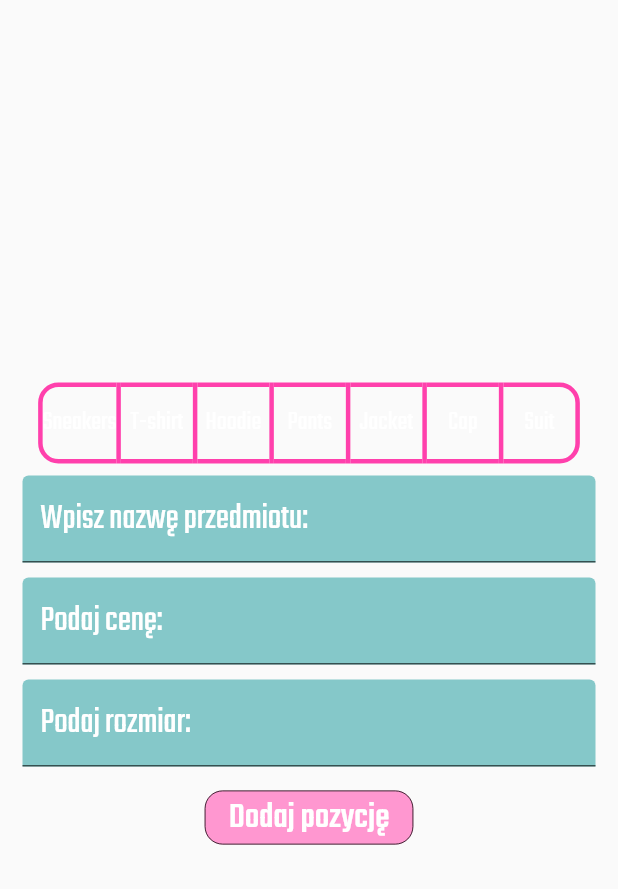
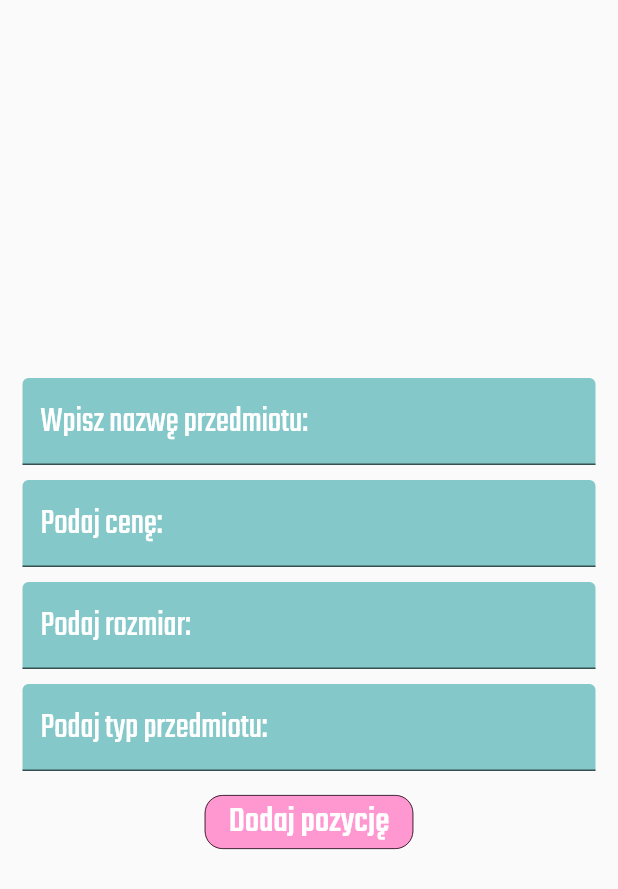
Before and after one commit to kubaolszewski/sneaky_shopper, a Flutter app: the AddProductPageContent widget shown alone on an empty page, opened directly, on a phone screen of 412 x 824 dp. Shown: the top 889 px of the screen. Run offline on Flutter 3.47's test engine with Material 2 defaults, Android fonts, the phone set to English and light mode, and no system bars; our stand-ins replace bloc, cloud_firestore, dio, firebase_auth, firebase_core, flutter_bloc and 2 more; accounts and stored records are empty; network calls fail.

Commit message:
Implement switch state management & add itemType property

```diff
--- a/lib/app/features/home/add_product_page/add_product_page_content.dart
+++ b/lib/app/features/home/add_product_page/add_product_page_content.dart
@@ -6,7 +6,7 @@ import 'package:sneaky_shopper/data/remote_data_sources/items_remote_dio_data_so
 import 'package:sneaky_shopper/data/remote_data_sources/items_remote_firestore_data_source.dart';
 import 'package:sneaky_shopper/repositories/items_repository.dart';
 
-class AddProductPageContent extends StatefulWidget {
+class AddProductPageContent extends StatelessWidget {
   const AddProductPageContent({
     Key? key,
     required this.onSave,
@@ -15,18 +15,11 @@ class AddProductPageContent extends StatefulWidget {
   final Function onSave;
 
   @override
-  State<AddProductPageContent> createState() => _AddProductPageContentState();
-}
-
-class _AddProductPageContentState extends State<AddProductPageContent> {
-  final List<bool> selections = List.generate(7, (_) => false);
-
-  @override
   Widget build(BuildContext context) {
     return BlocProvider(
-      create: (context) =>
-          AddProductPageCubit(ItemsRepository(ItemsRemoteFirestoreDataSource(),ItemsRemoteDioDataSource()))
-            ..start(),
+      create: (context) => AddProductPageCubit(ItemsRepository(
+          ItemsRemoteFirestoreDataSource(), ItemsRemoteDioDataSource()))
+        ..start(),
       child: BlocBuilder<AddProductPageCubit, AddProductPageState>(
         builder: (context, state) {
           return Center(
@@ -35,47 +28,6 @@ class _AddProductPageContentState extends State<AddProductPageContent> {
               child: Column(
                 mainAxisAlignment: MainAxisAlignment.center,
                 children: [
-                  Padding(
-                    padding: const EdgeInsets.only(bottom: 8.0),
-                    child: ToggleButtons(
-                      fillColor: const Color(0xffff40ac),
-                      highlightColor: const Color(0xffff97d0),
-                      disabledColor: const Color(0xffff97d0),
-                      borderWidth: 3,
-                      borderColor: const Color(0xffff40ac),
-                      selectedBorderColor: const Color(0xffff40ac),
-                      borderRadius: BorderRadius.circular(12),
-                      isSelected: selections,
-                      onPressed: (int index) {
-                        setState(() {
-                          selections[index] = !selections[index];
-                        });
-                      },
-                      children: [
-                        Text('Sneakers',
-                            style: GoogleFonts.teko(
-                                color: Colors.white, fontSize: 18)),
-                        Text('T-shirt',
-                            style: GoogleFonts.teko(
-                                color: Colors.white, fontSize: 18)),
-                        Text('Hoodie',
-                            style: GoogleFonts.teko(
-                                color: Colors.white, fontSize: 18)),
-                        Text('Pants',
-                            style: GoogleFonts.teko(
-                                color: Colors.white, fontSize: 18)),
-                        Text('Jacket',
-                            style: GoogleFonts.teko(
-                                color: Colors.white, fontSize: 18)),
-                        Text('Cap',
-                            style: GoogleFonts.teko(
-                                color: Colors.white, fontSize: 18)),
-                        Text('Suit',
-                            style: GoogleFonts.teko(
-                                color: Colors.white, fontSize: 18)),
-                      ],
-                    ),
-                  ),
                   TextField(
                     decoration: InputDecoration(
                       filled: true,
@@ -84,11 +36,11 @@ class _AddProductPageContentState extends State<AddProductPageContent> {
                       hintStyle:
                           GoogleFonts.teko(color: Colors.white, fontSize: 24),
                     ),
-                    // setting name of shoes
-                    onChanged: (newNameValue) {
+                    // setting name of an item
+                    onChanged: (nameValue) {
                       context
                           .read<AddProductPageCubit>()
-                          .changeNameValue(newNameValue);
+                          .changeNameValue(nameValue);
                     },
                   ),
                   const SizedBox(height: 10),
@@ -100,11 +52,11 @@ class _AddProductPageContentState extends State<AddProductPageContent> {
                       hintStyle:
                           GoogleFonts.teko(color: Colors.white, fontSize: 24),
                     ),
-                    // setting price of shoes
-                    onChanged: (newPriceValue) {
+                    // setting price of an item
+                    onChanged: (priceValue) {
                       context
                           .read<AddProductPageCubit>()
-                          .changePriceValue(newPriceValue);
+                          .changePriceValue(priceValue);
                     },
                   ),
                   const SizedBox(height: 10),
@@ -116,11 +68,27 @@ class _AddProductPageContentState extends State<AddProductPageContent> {
                       hintStyle:
                           GoogleFonts.teko(color: Colors.white, fontSize: 24),
                     ),
-                    // setting size of shoes
-                    onChanged: (newSizeValue) {
+                    // setting size of an item
+                    onChanged: (sizeValue) {
                       context
                           .read<AddProductPageCubit>()
-                          .changeSizeValue(newSizeValue);
+                          .changeSizeValue(sizeValue);
+                    },
+                  ),
+                  const SizedBox(height: 10),
+                  TextField(
+                    decoration: InputDecoration(
+                      filled: true,
+                      fillColor: const Color(0xff85c8c9),
+                      hintText: 'Podaj typ przedmiotu: ',
+                      hintStyle:
+                          GoogleFonts.teko(color: Colors.white, fontSize: 24),
+                    ),
+                    // setting type of an item
+                    onChanged: (typeValue) {
+                      context
+                          .read<AddProductPageCubit>()
+                          .setTypeValue(typeValue);
                     },
                   ),
                   const SizedBox(height: 10),
@@ -138,17 +106,21 @@ class _AddProductPageContentState extends State<AddProductPageContent> {
                     ),
                     onPressed: state.nameValue.isEmpty ||
                             state.priceValue.isEmpty ||
-                            state.sizeValue.isEmpty
-                        //selections.isEmpty
+                            state.sizeValue.isEmpty ||
+                            state.typeValue.isEmpty
                         ? null
                         :
                         // adding an item to the list
                         () {
-                            context.read<AddProductPageCubit>().addProduct(
-                                state.nameValue,
-                                state.priceValue,
-                                state.sizeValue, selections.toString());
-                            widget.onSave();
+                            context
+                                .read<AddProductPageCubit>()
+                                .addProductToList(
+                                  state.nameValue,
+                                  state.priceValue,
+                                  state.sizeValue,
+                                  state.typeValue,
+                                );
+                            onSave();
                           },
                     child: Text(
                       'Dodaj pozycję',
--- a/lib/app/features/home/add_product_page/cubit/add_product_page_cubit.dart
+++ b/lib/app/features/home/add_product_page/cubit/add_product_page_cubit.dart
@@ -16,6 +16,7 @@ class AddProductPageCubit extends Cubit<AddProductPageState> {
       nameValue: newNameValue,
       priceValue: state.priceValue,
       sizeValue: state.sizeValue,
+      typeValue: state.typeValue,
     ));
   }
 
@@ -24,6 +25,7 @@ class AddProductPageCubit extends Cubit<AddProductPageState> {
       nameValue: state.nameValue,
       priceValue: newPriceValue,
       sizeValue: state.sizeValue,
+      typeValue: state.typeValue,
     ));
   }
 
@@ -32,10 +34,20 @@ class AddProductPageCubit extends Cubit<AddProductPageState> {
       nameValue: state.nameValue,
       priceValue: state.priceValue,
       sizeValue: newSizeValue,
+      typeValue: state.typeValue,
     ));
   }
 
-  Future<void> addProduct(
+  Future<void> setTypeValue(String newTypeValue) async {
+    emit(AddProductPageState(
+      nameValue: state.nameValue,
+      priceValue: state.priceValue,
+      sizeValue: state.sizeValue,
+      typeValue: newTypeValue,
+    ));
+  }
+
+  Future<void> addProductToList(
     String name,
     String price,
     String size,
@@ -43,7 +55,7 @@ class AddProductPageCubit extends Cubit<AddProductPageState> {
   ) async {
     emit(const AddProductPageState(status: Status.loading));
     try {
-      await _itemsRepository.addProduct(
+      await _itemsRepository.addProductToList(
         name,
         price,
         size,
@@ -60,14 +72,10 @@ class AddProductPageCubit extends Cubit<AddProductPageState> {
   }
 
   Future<void> start() async {
-    // emit(const AddProductPageState(status: Status.loading));
+    emit(const AddProductPageState(status: Status.loading));
     try {
       emit(const AddProductPageState(
         status: Status.success,
-        errorMessage: '',
-        nameValue: '',
-        priceValue: '',
-        sizeValue: '',
       ));
     } catch (error) {
       emit(AddProductPageState(
--- a/lib/app/features/home/add_product_page/cubit/add_product_page_state.dart
+++ b/lib/app/features/home/add_product_page/cubit/add_product_page_state.dart
@@ -7,6 +7,7 @@ class AddProductPageState {
     this.nameValue = '',
     this.priceValue = '',
     this.sizeValue = '',
+    this.typeValue = '',
   });
 
   final Status status;
@@ -14,4 +15,5 @@ class AddProductPageState {
   final String nameValue;
   final String priceValue;
   final String sizeValue;
+  final String typeValue;
 }
--- a/lib/app/features/item_details/cubit/item_details_state.dart
+++ b/lib/app/features/item_details/cubit/item_details_state.dart
@@ -4,8 +4,10 @@ class ItemDetailsState {
   ItemDetailsState({
     this.itemDetailsModel,
     this.status = Status.initial,
+    this.errorMessage = '',
   });
 
-  final ItemDetailsModel? itemDetailsModel;
+  final ItemModel? itemDetailsModel;
   final Status status;
+  final String? errorMessage;
 }
--- a/lib/app/features/login/login_page.dart
+++ b/lib/app/features/login/login_page.dart
@@ -158,6 +158,7 @@ class LoginPage extends StatelessWidget {
                           context.read<RootCubit>().register(
                                 email: emailController.text,
                                 password: passwordController.text,
+                                confirmPassword: confirmPasswordController.text,
                               );
                         } else {
                           // logowanie
--- a/lib/app/welcome_page.dart
+++ b/lib/app/welcome_page.dart
@@ -41,7 +41,7 @@ class WelcomePage extends StatelessWidget {
                 ),
                 child: Text(
                   "Zaczynamy",
-                  style: GoogleFonts.teko(color: Colors.black, fontSize: 32),
+                  style: GoogleFonts.teko(color: Colors.white, fontSize: 32),
                 ),
                 onPressed: () {
                   Navigator.of(context).push(
--- a/lib/main.dart
+++ b/lib/main.dart
@@ -19,7 +19,7 @@ class MyApp extends StatelessWidget {
     return MaterialApp(
       title: 'Flutter Demo',
       theme: ThemeData(
-        primarySwatch: Colors.pink,
+        primarySwatch: Colors.grey,
       ),
       home: const WelcomePage(),
     );
--- a/lib/models/item_details_model.dart
+++ b/lib/models/item_details_model.dart
@@ -1,24 +1,14 @@
-class ItemDetailsModel {
-  ItemDetailsModel({
-    required this.name,
-    required this.price,
-    required this.size,
-    this.image = '',
-    this.itemType = '',
-    this.description = '',
-  });
-  final String name;
-  final String price;
-  final String size;
-  final String image;
-  final String itemType;
-  final String description;
+// class ItemDetailsModel {
+//   ItemDetailsModel({
+//     required this.name,
+//     required this.price,
+//     required this.size,
+//     required this.itemType,
+//   });
 
-  ItemDetailsModel.fromJson(Map<String, dynamic> json)
-      : name = '',
-        price = '',
-        size = '',
-        image = json['details']['image'],
-        itemType = json['details']['item_type_connector'],
-        description = json['details']['description'];
-}
+//   final String name;
+//   final String price;
+//   final String size;
+//   final String itemType;
+
+// }
--- a/lib/models/item_model.dart
+++ b/lib/models/item_model.dart
@@ -2,11 +2,16 @@ class ItemModel {
   ItemModel({
     required this.id,
     required this.name,
-    required this.image,
+    // required this.image,
     required this.itemType,
+    required this.price,
+    required this.size,
   });
+
   final String id;
   final String name;
-  final String image;
+  // final String image;
   final String itemType;
+  final String price;
+  final String size;
 }
```
Also changed, not shown: lib/app/cubit/root_cubit.dart (+12 -1 lines), lib/app/features/home/list_page/list_page_content.dart (+23 -16 lines), lib/app/features/item_details/cubit/item_details_cubit.dart (+5 -5 lines), lib/app/features/item_details/item_details_page.dart (+88 -53 lines), lib/data/remote_data_sources/items_remote_dio_data_source.dart (+8 -4 lines), lib/data/remote_data_sources/items_remote_firestore_data_source.dart (+17 -12 lines), lib/repositories/items_repository.dart (+15 -11 lines).
